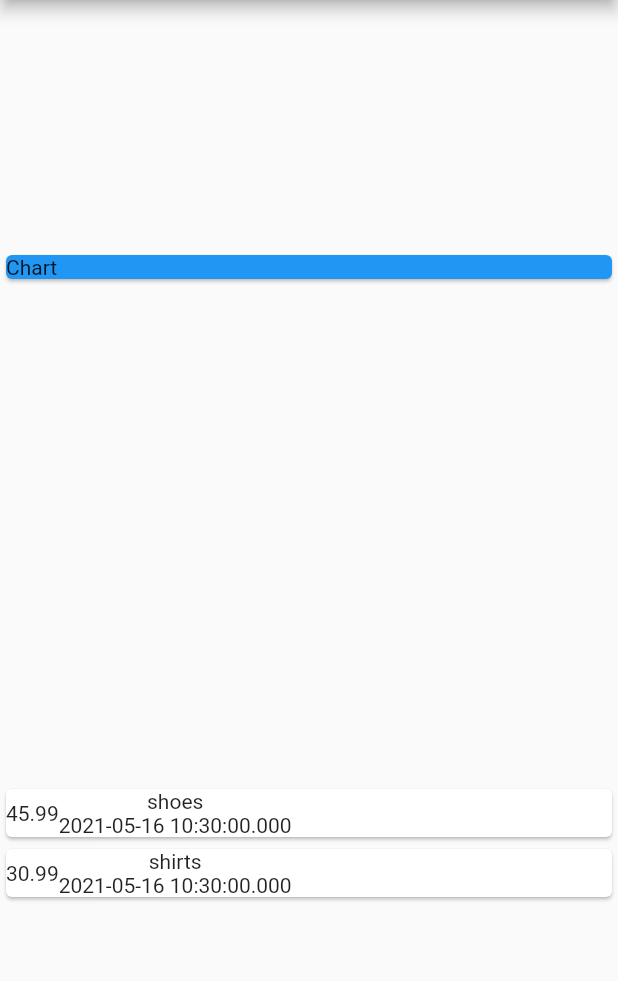
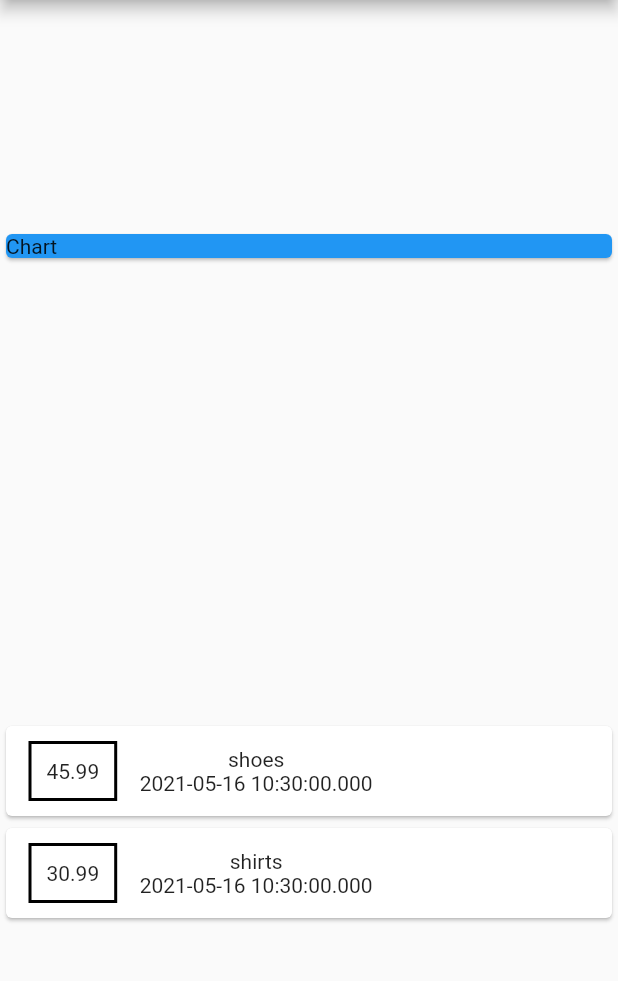
Before and after one commit to SaminYeaser/expense_manager, a Flutter app: the screen it shows after launch, on a phone screen of 412 x 824 dp, the part 84-1065 px from its top. Run offline on Flutter 3.47's test engine with Material 2 defaults, Android fonts, the phone set to English and light mode, and no system bars.

Commit message:
border made

```diff
--- a/lib/main.dart
+++ b/lib/main.dart
@@ -54,13 +54,16 @@ class _MyHomePageState extends State<MyHomePage> {
                       child: Row(
                         children: [
                           Container(
+                            margin: EdgeInsets.symmetric(
+                                vertical: 10, horizontal: 15),
+                            decoration: BoxDecoration(
+                              border: Border.all(color: Colors.black, width: 2),
+                            ),
+                            padding: EdgeInsets.all(10),
                             child: Text(e.price.toString()),
                           ),
                           Column(
-                            children: [
-                              Text(e.title),
-                              Text(e.date.toString())
-                            ],
+                            children: [Text(e.title), Text(e.date.toString())],
                           )
                         ],
                       ),
```
